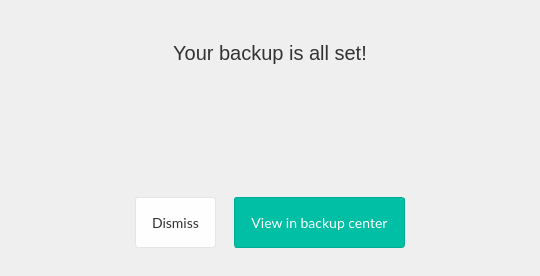
Before: the Qt Designer form src/MEGASync/gui/win/BackupSetupSuccessDialog.ui in meganz/MEGAsync, drawn with Qt 5.
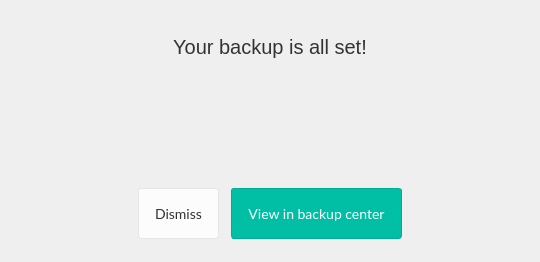
After: the same form once the commit is applied. Icons and pictures are not drawn.

Commit message: SNC-1779.  Setup Backup on DesktopApp (new MVC design) Changes:  - Adapt to new sync model and controller  - Update name collision policy: allow device name and backup folder collision (not "My Backups" folder)  - Warn when the target folder is in the rubbish bin  - UI updates (geometry, assets, strings, polish...)  - Code cleanup

The edit to the form file:
```diff
--- a/src/MEGASync/gui/win/BackupSetupSuccessDialog.ui
+++ b/src/MEGASync/gui/win/BackupSetupSuccessDialog.ui
@@ -7,9 +7,15 @@
     <x>0</x>
     <y>0</y>
     <width>540</width>
-    <height>276</height>
+    <height>262</height>
    </rect>
   </property>
+  <property name="sizePolicy">
+   <sizepolicy hsizetype="Preferred" vsizetype="Preferred">
+    <horstretch>0</horstretch>
+    <verstretch>0</verstretch>
+   </sizepolicy>
+  </property>
   <property name="windowTitle">
    <string>Dialog</string>
   </property>
@@ -32,8 +38,10 @@
 
 #bDismiss
 {
+background-color: qlineargradient(x1: 0, y1: 0, x2: 0, y2: 1,
+stop: 0 #ffffff, stop: 1 #FCFCFC);
 border: 1px solid #e5e5e5;
-background: #FEFEFE;
+background: #FCFCFC;
 color: #333333;
 }
 
@@ -52,13 +60,13 @@
     <number>0</number>
    </property>
    <property name="topMargin">
-    <number>28</number>
+    <number>23</number>
    </property>
    <property name="rightMargin">
     <number>0</number>
    </property>
    <property name="bottomMargin">
-    <number>28</number>
+    <number>23</number>
    </property>
    <item>
     <widget class="QLabel" name="lAllSet">
@@ -86,14 +94,27 @@
    <item>
     <layout class="QHBoxLayout" name="buttonsLayout">
      <property name="spacing">
-      <number>14</number>
+      <number>12</number>
      </property>
      <property name="leftMargin">
-      <number>131</number>
+      <number>0</number>
      </property>
      <property name="rightMargin">
-      <number>131</number>
+      <number>0</number>
      </property>
+     <item>
+      <spacer name="horizontalSpacer_2">
+       <property name="orientation">
+        <enum>Qt::Horizontal</enum>
+       </property>
+       <property name="sizeHint" stdset="0">
+        <size>
+         <width>40</width>
+         <height>20</height>
+        </size>
+       </property>
+      </spacer>
+     </item>
      <item>
       <widget class="QPushButton" name="bDismiss">
        <property name="sizePolicy">
@@ -132,6 +153,19 @@
        </property>
       </widget>
      </item>
+     <item>
+      <spacer name="horizontalSpacer">
+       <property name="orientation">
+        <enum>Qt::Horizontal</enum>
+       </property>
+       <property name="sizeHint" stdset="0">
+        <size>
+         <width>40</width>
+         <height>20</height>
+        </size>
+       </property>
+      </spacer>
+     </item>
     </layout>
    </item>
   </layout>
```
Left out of the diff: 9 changed lines with no effect on the pictures. The commit also changes 25 other files.
